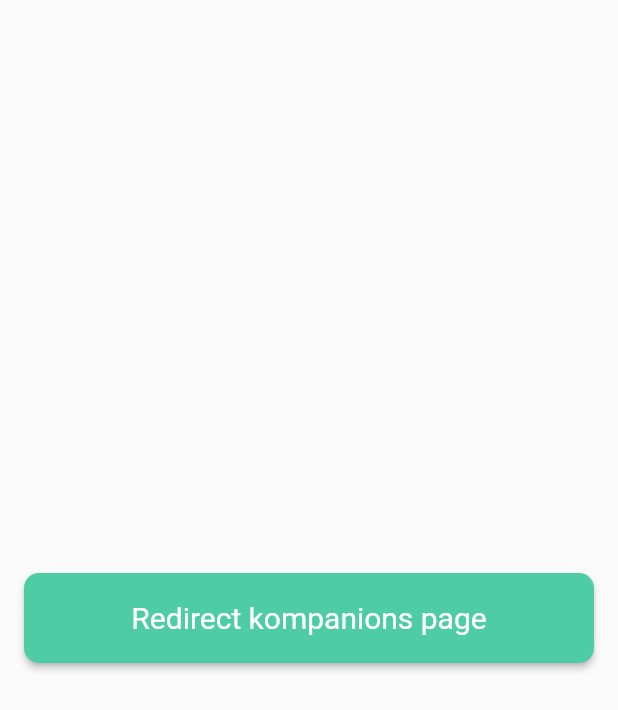
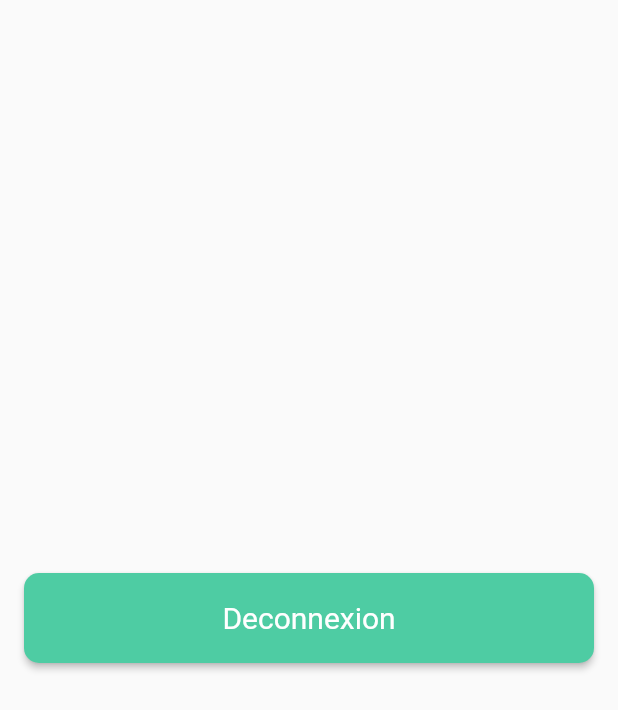
Before and after one commit to FabienLacorre/Kompanions, a Flutter app: the UserPage screen opened directly, on a phone screen of 412 x 824 dp. Shown: the top 710 px of the screen. Run offline on Flutter 3.47's test engine with Material 2 defaults, Android fonts, the phone set to English and light mode, and no system bars; our stand-ins replace curved_navigation_bar, flutter_secure_storage, google_fonts; accounts and stored records are empty.

Commit message:
feat: deco button

```diff
--- a/lib/Pages/UserPage.dart
+++ b/lib/Pages/UserPage.dart
@@ -25,9 +25,9 @@
               child: Column(
                 children: [
                   CustomButton(
-                    content: "Redirect kompanions page",
+                    content: "Deconnexion",
                     handler: () {
-                      homeRedirection(context);
+                      loginRedirection(context);
                     },
                   ),
                 ],
```
